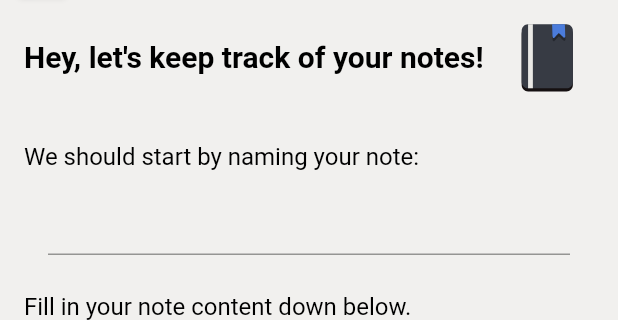
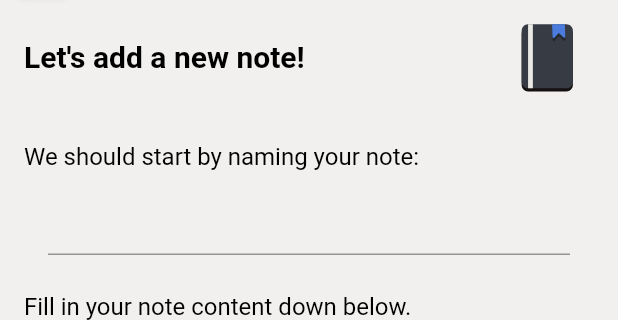
Before and after one commit to sauciucrazvan/tracely, a Flutter app: the AddNotesMobileLayout screen opened directly, on a phone screen of 412 x 824 dp, the part 75-395 px from its top. Run offline on Flutter 3.47's test engine with Material 2 defaults, Android fonts, the phone set to English and light mode, and no system bars; our stand-ins replace connectivity_plus, firebase_auth, firebase_core, google_fonts, google_sign_in, lottie; missing offline and left inert: markdown_editable_textinput; accounts and stored records are empty; generated files the repository leaves out were written again; Roboto replaces fonts that are missing (Arimo); statements that could not run were skipped.

```diff
--- a/lib/frontend/config/messages.dart
+++ b/lib/frontend/config/messages.dart
@@ -85,7 +85,7 @@ const reminderWithoutName = "Please name your reminder.";
 
 */
 
-const addNote = "Hey, let's keep track of your notes!";
+const addNote = "Let's add a new note!";
 const chooseNoteTitle = "We should start by naming your note:";
 const enterNoteContent =
     "Fill in your note content down below.\nYou can use the markup language called Markdown.";
```
